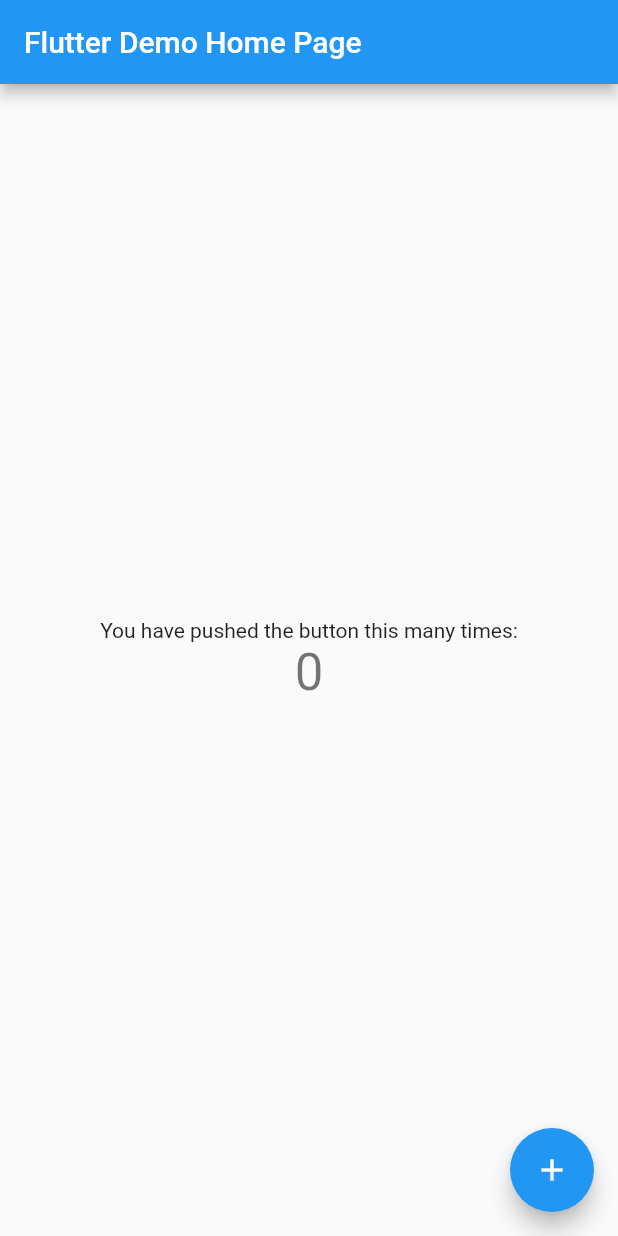
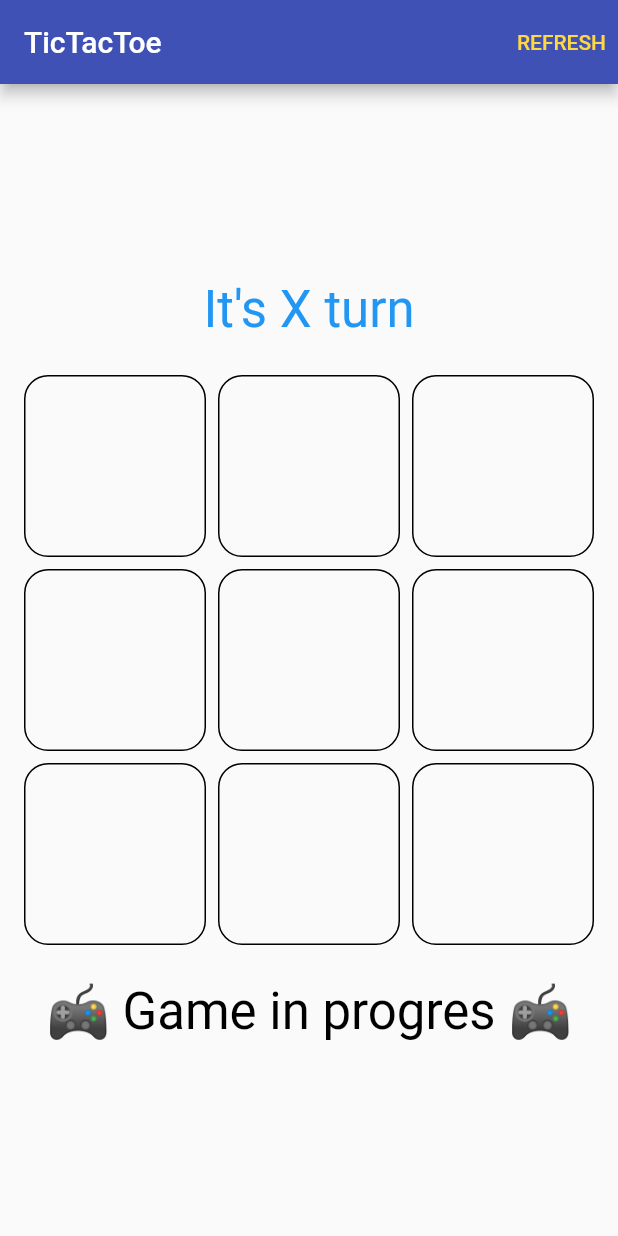
Before and after one commit to dev-thalizao/tictactoe-flutter, a Flutter app: the screen it shows after launch, on a phone screen of 412 x 824 dp. Run offline on Flutter 3.47's test engine with Material 2 defaults, Android fonts, the phone set to English and light mode, and no system bars; our stand-ins replace equatable.

Commit message:
Create TicTacToe ui

```diff
--- a/lib/board/board_matrix.dart
+++ b/lib/board/board_matrix.dart
@@ -1,11 +1,11 @@
 import 'board.dart';
 
 class BoardMatrix<T> {
-  final List<List<BoardCell<T>>> _cells;
+  final List<List<BoardCell<T>>> _matrix;
 
-  List<List<BoardCell<T>>> get cells => _cells;
+  List<List<BoardCell<T>>> get matrix => _matrix;
 
-  BoardMatrix._(this._cells);
+  BoardMatrix._(this._matrix);
 
   factory BoardMatrix.nineBox() {
     return BoardMatrix._(
@@ -20,17 +20,13 @@ class BoardMatrix<T> {
   }
 
   bool hasFullyFilled() {
-    return cells.expand((cells) => cells).every((cell) => cell.isNotEmpty);
-  }
-
-  BoardCell<T> cellFor({required BoardIndex index}) {
-    return _cells[index.row][index.collumn];
+    return matrix.expand((cells) => cells).every((cell) => cell.isNotEmpty);
   }
 
   void fill({required BoardIndex index, required T value}) {
-    final currentValue = _cells[index.row][index.collumn];
+    final currentValue = _matrix[index.row][index.collumn];
     if (currentValue.isEmpty) {
-      _cells[index.row][index.collumn] = BoardCell.filled(value);
+      _matrix[index.row][index.collumn] = BoardCell.filled(value);
     }
   }
 }
--- a/lib/game/game_result.dart
+++ b/lib/game/game_result.dart
@@ -37,4 +37,18 @@ class GameResult<Player> extends Equatable {
       winner: null,
     );
   }
+
+  T when<T>({
+    required T Function() inProgress,
+    required T Function() draw,
+    required T Function(Player winner) over,
+  }) {
+    if (winner != null) {
+      return over(winner!);
+    } else if (isDraw) {
+      return draw();
+    } else {
+      return inProgress();
+    }
+  }
 }
--- a/lib/main.dart
+++ b/lib/main.dart
@@ -1,4 +1,6 @@
 import 'package:flutter/material.dart';
+import 'package:tic_tac_toe_app/board/board.dart';
+import 'package:tic_tac_toe_app/tic_tac_toe/tic_tac_toe_game.dart';
 
 void main() {
   runApp(const MyApp());
@@ -7,109 +9,139 @@ void main() {
 class MyApp extends StatelessWidget {
   const MyApp({Key? key}) : super(key: key);
 
-  // This widget is the root of your application.
   @override
   Widget build(BuildContext context) {
     return MaterialApp(
-      title: 'Flutter Demo',
+      title: 'TicTacToe',
       theme: ThemeData(
-        // This is the theme of your application.
-        //
-        // Try running your application with "flutter run". You'll see the
-        // application has a blue toolbar. Then, without quitting the app, try
-        // changing the primarySwatch below to Colors.green and then invoke
-        // "hot reload" (press "r" in the console where you ran "flutter run",
-        // or simply save your changes to "hot reload" in a Flutter IDE).
-        // Notice that the counter didn't reset back to zero; the application
-        // is not restarted.
-        primarySwatch: Colors.blue,
+        primarySwatch: Colors.indigo,
       ),
-      home: const MyHomePage(title: 'Flutter Demo Home Page'),
+      home: const MyHomePage(),
+      debugShowCheckedModeBanner: false,
     );
   }
 }
 
 class MyHomePage extends StatefulWidget {
-  const MyHomePage({Key? key, required this.title}) : super(key: key);
-
-  // This widget is the home page of your application. It is stateful, meaning
-  // that it has a State object (defined below) that contains fields that affect
-  // how it looks.
-
-  // This class is the configuration for the state. It holds the values (in this
-  // case the title) provided by the parent (in this case the App widget) and
-  // used by the build method of the State. Fields in a Widget subclass are
-  // always marked "final".
-
-  final String title;
+  const MyHomePage({Key? key}) : super(key: key);
 
   @override
   State<MyHomePage> createState() => _MyHomePageState();
 }
 
 class _MyHomePageState extends State<MyHomePage> {
-  int _counter = 0;
+  late TicTacToeGame game;
 
-  void _incrementCounter() {
-    setState(() {
-      // This call to setState tells the Flutter framework that something has
-      // changed in this State, which causes it to rerun the build method below
-      // so that the display can reflect the updated values. If we changed
-      // _counter without calling setState(), then the build method would not be
-      // called again, and so nothing would appear to happen.
-      _counter++;
-    });
+  @override
+  void initState() {
+    super.initState();
+    game = TicTacToeGame.start(player1: "X", player2: "O");
   }
 
   @override
   Widget build(BuildContext context) {
-    // This method is rerun every time setState is called, for instance as done
-    // by the _incrementCounter method above.
-    //
-    // The Flutter framework has been optimized to make rerunning build methods
-    // fast, so that you can just rebuild anything that needs updating rather
-    // than having to individually change instances of widgets.
+    double boardWidth = MediaQuery.of(context).size.width;
     return Scaffold(
       appBar: AppBar(
-        // Here we take the value from the MyHomePage object that was created by
-        // the App.build method, and use it to set our appbar title.
-        title: Text(widget.title),
+        title: const Text("TicTacToe"),
+        actions: [
+          TextButton(
+            onPressed: () {
+              setState(() {
+                game = TicTacToeGame.start(player1: "X", player2: "O");
+              });
+            },
+            child: const Text(
+              "REFRESH",
+              style: TextStyle(color: Colors.amberAccent),
+            ),
+          ),
+        ],
       ),
-      body: Center(
-        // Center is a layout widget. It takes a single child and positions it
-        // in the middle of the parent.
+      body: SafeArea(
         child: Column(
-          // Column is also a layout widget. It takes a list of children and
-          // arranges them vertically. By default, it sizes itself to fit its
-          // children horizontally, and tries to be as tall as its parent.
-          //
-          // Invoke "debug painting" (press "p" in the console, choose the
-          // "Toggle Debug Paint" action from the Flutter Inspector in Android
-          // Studio, or the "Toggle Debug Paint" command in Visual Studio Code)
-          // to see the wireframe for each widget.
-          //
-          // Column has various properties to control how it sizes itself and
-          // how it positions its children. Here we use mainAxisAlignment to
-          // center the children vertically; the main axis here is the vertical
-          // axis because Columns are vertical (the cross axis would be
-          // horizontal).
           mainAxisAlignment: MainAxisAlignment.center,
-          children: <Widget>[
-            const Text(
-              'You have pushed the button this many times:',
+          crossAxisAlignment: CrossAxisAlignment.center,
+          children: [
+            Text(
+              turnStatus(),
+              style: Theme.of(context)
+                  .textTheme
+                  .headline4!
+                  .copyWith(color: turnStatusColor()),
+            ),
+            const SizedBox(height: 8),
+            SizedBox(
+              width: boardWidth,
+              height: boardWidth,
+              child: GridView.count(
+                crossAxisCount: 9 ~/ 3,
+                padding: const EdgeInsets.all(16.0),
+                mainAxisSpacing: 8.0,
+                crossAxisSpacing: 8.0,
+                children: List.generate(
+                  9,
+                  (index) {
+                    int row = index ~/ 3;
+                    int col = index % 3;
+                    final cell = game.board.matrix[row][col];
+
+                    return InkWell(
+                      onTap: () {
+                        setState(() {
+                          game.mark(BoardIndex(row: row, collumn: col));
+                        });
+                      },
+                      child: Container(
+                        decoration: BoxDecoration(
+                          border: Border.all(),
+                          borderRadius: BorderRadius.circular(16.0),
+                        ),
+                        child: Center(
+                          child: Text(
+                            cell.value ?? "",
+                            style: TextStyle(
+                              color:
+                                  cell.value == "X" ? Colors.blue : Colors.pink,
+                              fontSize: 64.0,
+                            ),
+                          ),
+                        ),
+                      ),
+                    );
+                  },
+                ),
+              ),
+            ),
+            const SizedBox(
+              height: 8.0,
             ),
             Text(
-              '$_counter',
-              style: Theme.of(context).textTheme.headline4,
+              gameStatus(),
+              style: Theme.of(context)
+                  .textTheme
+                  .headline4!
+                  .copyWith(color: Colors.black),
             ),
           ],
         ),
       ),
-      floatingActionButton: FloatingActionButton(
-        onPressed: _incrementCounter,
-        tooltip: 'Increment',
-        child: const Icon(Icons.add),
-      ), // This trailing comma makes auto-formatting nicer for build methods.
+    );
+  }
+
+  String turnStatus() {
+    return "It's ${game.turn.player.name} turn";
+  }
+
+  Color turnStatusColor() {
+    return game.turn.player.name == "X" ? Colors.blue : Colors.pink;
+  }
+
+  String gameStatus() {
+    return game.result.when(
+      inProgress: () => "🎮 Game in progres 🎮",
+      draw: () => "🤺 It's a draw 🤺",
+      over: (winner) => "🏆 Player $winner win🏆 ",
     );
   }
 }
--- a/lib/tic_tac_toe/tic_tac_toe_brute_force.dart
+++ b/lib/tic_tac_toe/tic_tac_toe_brute_force.dart
@@ -1,13 +1,11 @@
-import '../board/board.dart';
 import 'tic_tac_toe.dart';
-
 
 class TicTacToeBruteForce {
   TicTacToeBruteForce._();
 
   static TicTacToeMatcher<String> matcher() {
     return (player, board) {
-      final cells = board.cells.map(
+      final cells = board.matrix.map(
         (cells) {
           return cells
               .map((cell) => cell.isNotEmpty ? cell.value! : "")
--- a/lib/tic_tac_toe/tic_tac_toe_game.dart
+++ b/lib/tic_tac_toe/tic_tac_toe_game.dart
@@ -43,6 +43,10 @@ class TicTacToeGame {
   }
 
   void mark(BoardIndex index) {
+    if (result != GameResult.inProgress()) {
+      return;
+    }
+
     turn.player.select(index);
 
     if (victoryMatcher(turn.player.name, board)) {
```
Also changed, not shown: 3 other files.
